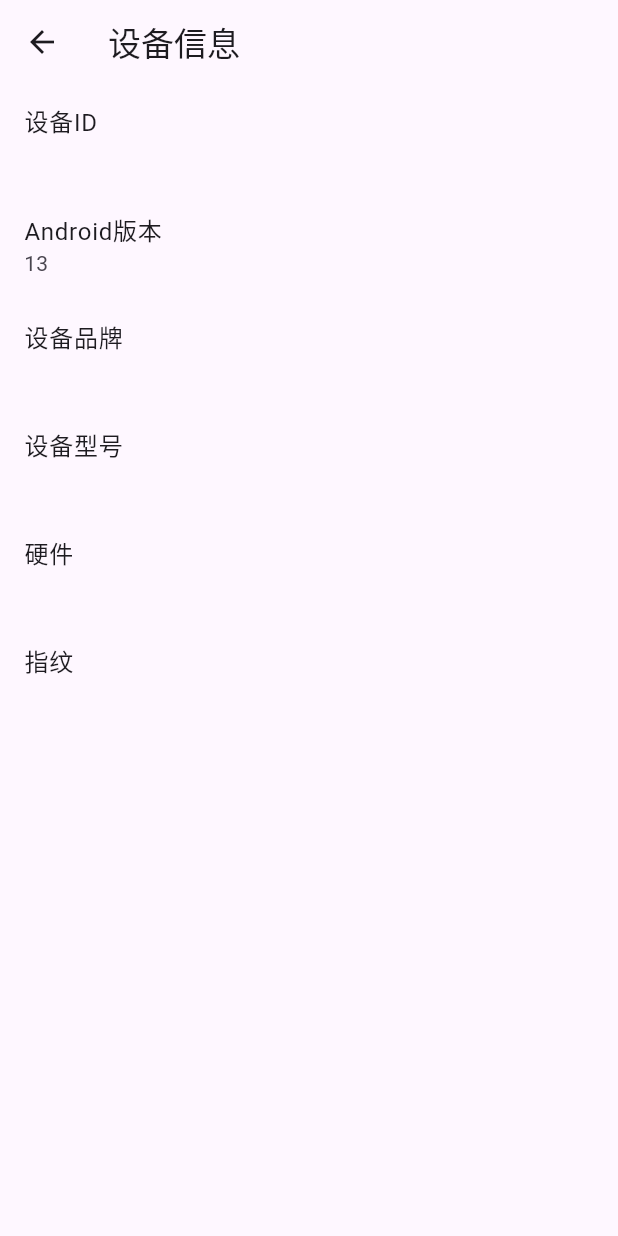
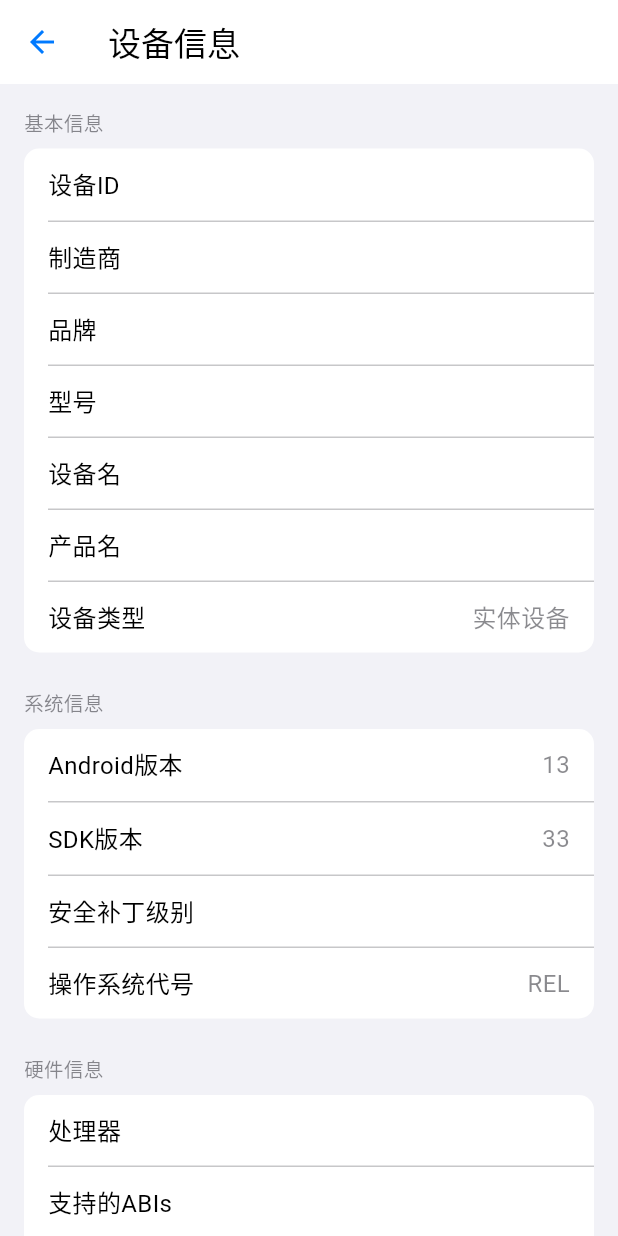
Before and after one commit to lanzeweie/HanHan, a Flutter app: the IDPage screen opened directly, on a phone screen of 412 x 824 dp. Run offline on Flutter 3.47's test engine with Material 3 defaults, Android fonts, the phone set to English and light mode, and no system bars; our stand-ins replace device_info_plus, flutter_colorpicker, introduction_screen, shared_preferences; accounts and stored records are empty.

Commit message:
添加了手动检查app更新的卡片。Ai重写 设备信息卡片页面

```diff
--- a/lib/Function/Function_Id_page.dart
+++ b/lib/Function/Function_Id_page.dart
@@ -1,7 +1,8 @@
+import 'package:device_info_plus/device_info_plus.dart';
+import 'package:flutter/cupertino.dart';
 import 'package:flutter/material.dart';
-import 'package:device_info_plus/device_info_plus.dart';
-import 'package:shared_preferences/shared_preferences.dart'; // 导入 shared_preferences 包
-import '../Config/device_utils.dart'; // 导入你创建的 device_utils.dart 文件
+
+import '../Config/device_utils.dart';
 
 class IDPage extends StatefulWidget {
   @override
@@ -9,7 +10,8 @@ class IDPage extends StatefulWidget {
 }
 
 class _IDPageState extends State<IDPage> {
-  Map<String, dynamic>? _deviceData;
+  Map<String, Map<String, dynamic>> _deviceData = {};
+  bool _isLoading = true;
 
   @override
   void initState() {
@@ -23,8 +25,12 @@ class _IDPageState extends State<IDPage> {
   }
 
   Future<void> _initDeviceData() async {
+    setState(() {
+      _isLoading = true;
+    });
+
     final DeviceInfoPlugin deviceInfoPlugin = DeviceInfoPlugin();
-    Map<String, dynamic> deviceData = {};
+    Map<String, Map<String, dynamic>> deviceData = {};
 
     try {
       if (Theme.of(context).platform == TargetPlatform.android) {
@@ -33,36 +39,102 @@ class _IDPageState extends State<IDPage> {
         deviceData = _readIosDeviceInfo(await deviceInfoPlugin.iosInfo);
       }
     } catch (e) {
-      deviceData = {"Error": "Failed to get platform version: $e"};
+      deviceData = {"错误信息": {"详情": "无法获取设备信息: $e"}};
     }
 
     if (!mounted) return;
 
     setState(() {
       _deviceData = deviceData;
+      _isLoading = false;
     });
 
     // 调用独立的函数以获取和保存设备信息
     await updateDeviceData();
   }
 
-  Map<String, dynamic> _readAndroidBuildData(AndroidDeviceInfo build) {
+  Map<String, Map<String, dynamic>> _readAndroidBuildData(AndroidDeviceInfo build) {
     return {
+      "基本信息": {
         '设备ID': build.id,
+        '制造商': build.manufacturer,
+        '品牌': build.brand,
+        '型号': build.model,
+        '设备名': build.device,
+        '产品名': build.product,
+        '设备类型': build.isPhysicalDevice ? '实体设备' : '模拟器',
+      },
+      "系统信息": {
         'Android版本': build.version.release,
-      '设备品牌': build.brand,
-      '设备型号': build.model,
-      '硬件': build.hardware,
+        'SDK版本': build.version.sdkInt.toString(),
+        '安全补丁级别': build.version.securityPatch ?? '未知',
+        '操作系统代号': build.version.codename,
+      },
+      "硬件信息": {
+        '处理器': build.hardware,
+        '支持的ABIs': build.supportedAbis.join(', '),
+        '设备形态': _guessDeviceType(build),
+        '支持32位ABIs': build.supported32BitAbis.join(', '),
+        '支持64位ABIs': build.supported64BitAbis.join(', '),
+      },
+      "其他信息": {
         '指纹': build.fingerprint,
+        '主板': build.board,
+        '引导加载程序': build.bootloader,
+        '构建标签': build.tags,
+        '构建类型': build.type,
+        '主机': build.host,
+      },
     };
   }
 
-  Map<String, dynamic> _readIosDeviceInfo(IosDeviceInfo data) {
+  // 根据设备信息推测设备类型
+  String _guessDeviceType(AndroidDeviceInfo build) {
+    // 一些常见的平板品牌型号关键词
+    final List<String> tabletIndicators = [
+      'tablet', 'tab', 'pad', 'mediapad', 'slate'
+    ];
+
+    String model = build.model.toLowerCase();
+    String device = build.device.toLowerCase();
+    String product = build.product.toLowerCase();
+
+    // 检查设备名称中是否包含平板相关关键词
+    for (String indicator in tabletIndicators) {
+      if (model.contains(indicator) ||
+          device.contains(indicator) ||
+          product.contains(indicator)) {
+        return '可能是平板';
+      }
+    }
+
+    // 默认认为是手机
+    return '可能是手机';
+  }
+
+  Map<String, Map<String, dynamic>> _readIosDeviceInfo(IosDeviceInfo data) {
     return {
-      '设备ID': data.identifierForVendor,
+      "基本信息": {
+        '设备ID': data.identifierForVendor ?? '未知',
+        '设备名称': data.name,
+        '型号': data.model,
+        '本地化型号': data.localizedModel,
+        '设备类型': data.isPhysicalDevice ? '实体设备' : '模拟器',
+      },
+      "系统信息": {
         '系统名称': data.systemName,
         '系统版本': data.systemVersion,
-      '设备型号': data.utsname.machine,
+        '系统语言': Localizations.localeOf(context).languageCode,
+      },
+      "硬件信息": {
+        'CPU架构': data.utsname.machine,
+        '节点名': data.utsname.nodename,
+      },
+      "其他信息": {
+        '构建版本': data.utsname.version,
+        '发行版': data.utsname.release,
+        '系统名称': data.utsname.sysname,
+      },
     };
   }
 
@@ -70,17 +142,91 @@ class _IDPageState extends State<IDPage> {
   Widget build(BuildContext context) {
     return Scaffold(
       appBar: AppBar(
-        title: Text('设备信息'),
+        backgroundColor: CupertinoColors.systemBackground,
+        elevation: 0,
+        title: Text('设备信息', style: TextStyle(color: CupertinoColors.label)),
+        iconTheme: IconThemeData(color: CupertinoColors.activeBlue),
       ),
-      body: _deviceData == null
-          ? Center(child: CircularProgressIndicator())
-          : ListView(
-              children: _deviceData!.entries.map((entry) {
-                return ListTile(
-                  title: Text('${entry.key}'),
-                  subtitle: Text('${entry.value}'),
+      body: _isLoading
+          ? Center(child: CupertinoActivityIndicator())
+          : _buildIOSStyleContent(),
+    );
+  }
+
+  Widget _buildIOSStyleContent() {
+    return Container(
+      color: CupertinoColors.systemGroupedBackground,
+      child: ListView.builder(
+        itemCount: _deviceData.length,
+        itemBuilder: (context, index) {
+          String sectionKey = _deviceData.keys.elementAt(index);
+          Map<String, dynamic> sectionData = _deviceData[sectionKey]!;
+          return Column(
+            crossAxisAlignment: CrossAxisAlignment.start,
+            children: [
+              Padding(
+                padding: const EdgeInsets.fromLTRB(16, 16, 16, 8),
+                child: Text(
+                  sectionKey,
+                  style: TextStyle(
+                    color: CupertinoColors.secondaryLabel,
+                    fontSize: 13,
+                    fontWeight: FontWeight.w500,
+                  ),
+                ),
+              ),
+              Container(
+                margin: EdgeInsets.symmetric(horizontal: 16),
+                decoration: BoxDecoration(
+                  color: CupertinoColors.systemBackground,
+                  borderRadius: BorderRadius.circular(10),
+                ),
+                child: Column(
+                  children: sectionData.entries.map<Widget>((entry) {
+                    return Column(
+                      children: [
+                        Padding(
+                          padding: EdgeInsets.symmetric(horizontal: 16, vertical: 12),
+                          child: Row(
+                            mainAxisAlignment: MainAxisAlignment.spaceBetween,
+                            children: [
+                              Text(
+                                entry.key,
+                                style: TextStyle(
+                                  color: CupertinoColors.label,
+                                  fontSize: 16,
+                                ),
+                              ),
+                              Expanded(
+                                child: Text(
+                                  '${entry.value}',
+                                  textAlign: TextAlign.right,
+                                  overflow: TextOverflow.ellipsis,
+                                  style: TextStyle(
+                                    color: CupertinoColors.secondaryLabel,
+                                    fontSize: 16,
+                                  ),
+                                ),
+                              ),
+                            ],
+                          ),
+                        ),
+                        if (entry.key != sectionData.keys.last)
+                          Divider(
+                            height: 1,
+                            indent: 16,
+                            endIndent: 0,
+                            color: CupertinoColors.separator,
+                          ),
+                      ],
                     );
                   }).toList(),
+                ),
+              ),
+              SizedBox(height: 8),
+            ],
+          );
+        },
       ),
     );
   }
```
Also changed, not shown: lib/Function.dart (+10 -0 lines), lib/Function/AppUpdate.dart (added, +137 -0 lines). Lines whose indentation alone changed are shown as unchanged.
